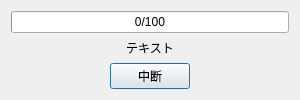
Qt form ui/progress_dialog.ui (MIERUNE/qgis-plugx-plugin) before a commit.
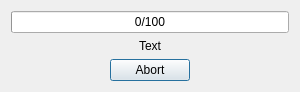
The same form after that commit.

The edit to the form file:
```diff
--- a/ui/progress_dialog.ui
+++ b/ui/progress_dialog.ui
@@ -48,7 +48,7 @@
    <item>
     <widget class="QLabel" name="label">
      <property name="text">
-      <string>テキスト</string>
+      <string>Text</string>
      </property>
      <property name="alignment">
       <set>Qt::AlignCenter</set>
@@ -66,7 +66,7 @@
         </sizepolicy>
        </property>
        <property name="text">
-        <string>中断</string>
+        <string>Abort</string>
        </property>
       </widget>
      </item>
```
Left out of the diff: 2 changed lines with no effect on the pictures.
